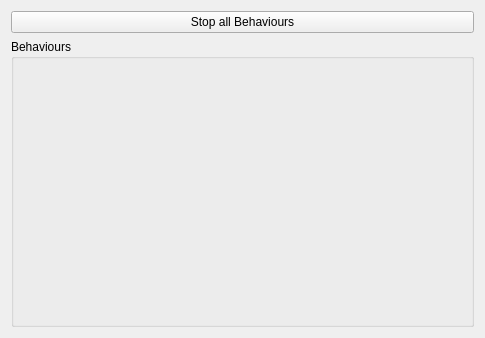
Above: Hanse/MetaBehaviour/metabehaviourform.ui from iti-luebeck/HANSE2011 before the change. Below: the same form after it.
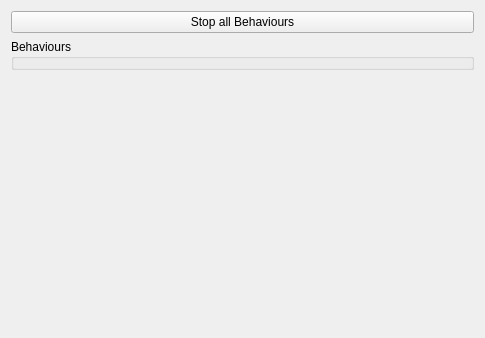
That is the form after the change.

Commit message: - fix form bug in meta behaviour - modify health table

```diff
--- a/Hanse/MetaBehaviour/metabehaviourform.ui
+++ b/Hanse/MetaBehaviour/metabehaviourform.ui
@@ -31,15 +31,21 @@
        <number>0</number>
       </property>
       <item>
-       <layout class="QFormLayout" name="formLayout">
-        <property name="fieldGrowthPolicy">
-         <enum>QFormLayout::FieldsStayAtSizeHint</enum>
-        </property>
-       </layout>
+       <layout class="QGridLayout" name="gridLayout_2"/>
       </item>
      </layout>
     </widget>
    </item>
+   <item>
+    <widget class="QWidget" name="widget" native="true">
+     <property name="sizePolicy">
+      <sizepolicy hsizetype="Preferred" vsizetype="Preferred">
+       <horstretch>0</horstretch>
+       <verstretch>5</verstretch>
+      </sizepolicy>
+     </property>
+    </widget>
+   </item>
   </layout>
  </widget>
  <resources/>
```
The commit also changes 4 other files.
